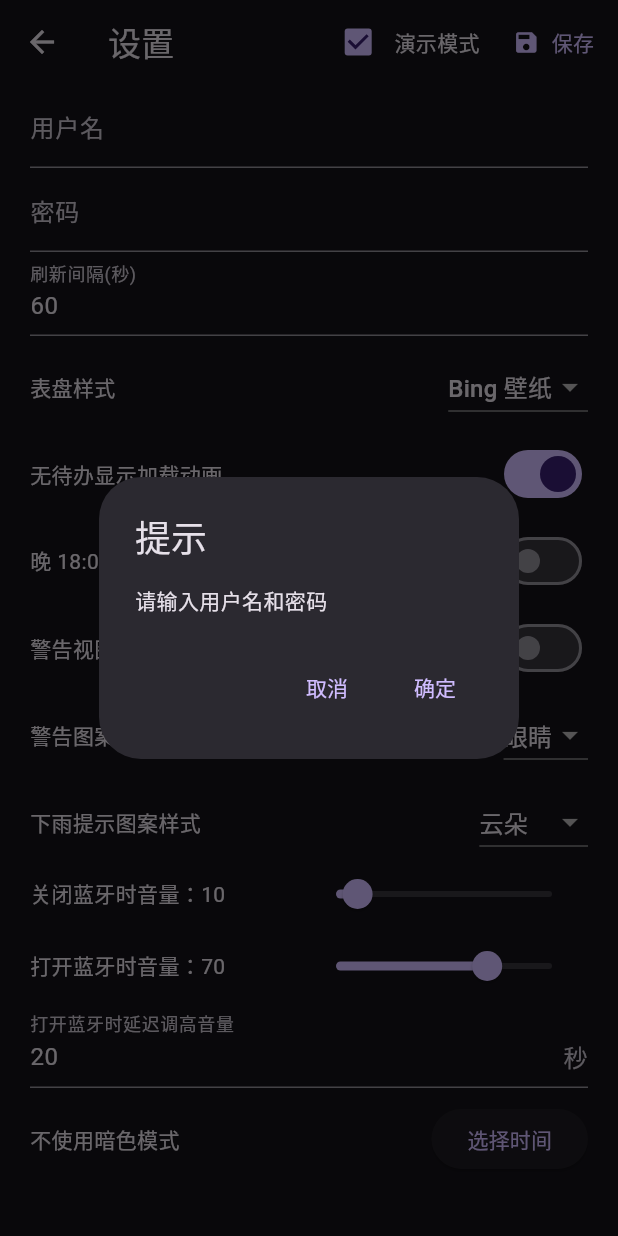
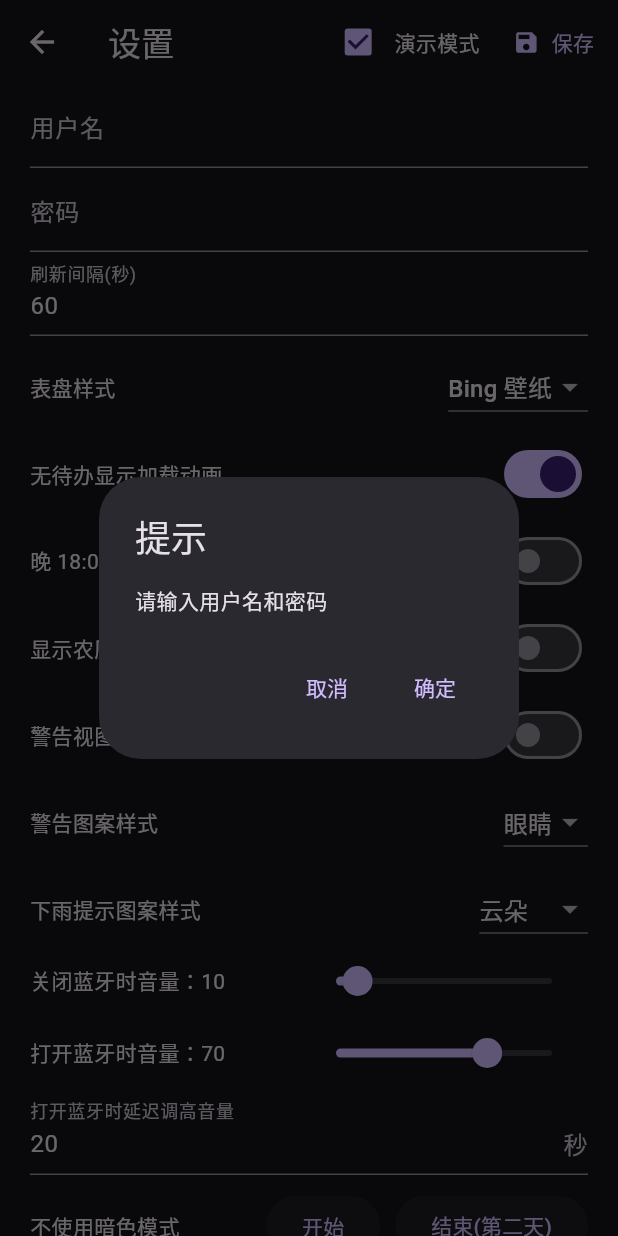
Before and after one commit to corkine/screenMe, a Flutter app: the SettingView screen opened directly, after a tap on "保存", on a phone screen of 412 x 824 dp. Run offline on Flutter 3.47's test engine with Material 3 defaults, Android fonts, the light colour scheme and no system bars; our stand-ins replace cached_network_image, flutter_animate, flutter_blue_plus, freezed_annotation, hooks_riverpod, lottie and 3 more; missing offline and left inert: chinese_lunar_calendar, flutter_volume_controller, window_manager; accounts and stored records are empty; generated files the repository leaves out were written again; network calls fail.

Commit message:
增加农历节气和时辰、允许调节暗色模式透明度

```diff
--- a/lib/clock.dart
+++ b/lib/clock.dart
@@ -1,3 +1,4 @@
+import 'package:chinese_lunar_calendar/chinese_lunar_calendar.dart';
 import 'package:flutter/material.dart';
 import 'package:hooks_riverpod/hooks_riverpod.dart';
 import 'package:intl/intl.dart';
@@ -7,8 +8,10 @@
 
 class ClockWidget extends ConsumerStatefulWidget {
   final AnimationController controller;
+  final Config config;
 
-  const ClockWidget({super.key, required this.controller});
+  const ClockWidget(
+      {super.key, required this.controller, required this.config});
 
   @override
   ConsumerState<ConsumerStatefulWidget> createState() => _ClockWidgetState();
@@ -23,6 +26,7 @@
         style: TextStyle(
             fontFamily: "DoHyen",
             fontSize: size,
+            // ignore: deprecated_member_use
             color: Colors.white.withOpacity(opacity)));
   }
 
@@ -40,12 +44,25 @@
       }
     });
     final todo = [...dash.todo];
+    final lunar = LunarCalendar.from(utcDateTime: DateTime.now().toUtc());
     return Column(
         mainAxisAlignment: MainAxisAlignment.start,
         crossAxisAlignment: CrossAxisAlignment.start,
         children: [
           CustomPaint(
               painter: WorkStatus(workStatus: dash.workStatus), child: time),
+          if (widget.config.showChineseCalendar)
+            Transform.translate(
+              offset: const Offset(0, -24),
+              child: Row(children: [
+                Text(
+                    "${lunar.twoHourPeriod.name}(${lunar.twoHourPeriod.jing?.cnName}${lunar.twoHourPeriod.jing?.unit})${lunar.ke.fullName}${lunar.ke.unitName}",
+                    style: const TextStyle(color: Colors.white, fontSize: 13)),
+                if (lunar.localTime.getSolarTerm() != null)
+                  Text("${lunar.localTime.getSolarTerm()}",
+                      style: const TextStyle(color: Colors.white, fontSize: 13))
+              ]),
+            ),
           Transform.translate(
               offset: const Offset(0, -22),
               child: Text(dash.weatherInfo,
--- a/lib/setting.dart
+++ b/lib/setting.dart
@@ -21,11 +21,14 @@ class _SettingViewState extends ConsumerState<SettingView> {
   var faceType = FaceType.bing;
   var normalVoice = 0.0;
   var speakerVoice = 0.0;
-  var darkModeAfter = TimeOfDay(hour: 0, minute: 0);
+  TimeOfDay? darkModeStart;
+  TimeOfDay? darkModeAfterDay2;
   bool demoMode = false;
   bool showAnimation = false;
   bool showWarning = false;
   bool warningShowGalleryInBg = false;
+  double darkness = 0.8;
+  bool showChineseCalendar = false;
 
   @override
   void dispose() {
@@ -52,7 +55,10 @@ class _SettingViewState extends ConsumerState<SettingView> {
       rainType = c.rainType;
       warningType = c.warningType;
       faceType = c.face;
-      darkModeAfter = c.darkModeAfter;
+      darkModeStart = c.darkModeStart;
+      darkModeAfterDay2 = c.darkModeEndDay2;
+      darkness = c.darkness;
+      showChineseCalendar = c.showChineseCalendar;
       setState(() {});
     });
   }
@@ -140,6 +146,15 @@ class _SettingViewState extends ConsumerState<SettingView> {
                   ]),
                   const SizedBox(height: 10),
                   Row(children: [
+                    const Text("显示农历节气和时辰"),
+                    const Spacer(),
+                    Switch(
+                        value: showChineseCalendar,
+                        onChanged: (v) =>
+                            setState(() => showChineseCalendar = v))
+                  ]),
+                  const SizedBox(height: 10),
+                  Row(children: [
                     const Text("警告视图使用画廊打底"),
                     const Spacer(),
                     Switch(
@@ -213,21 +228,52 @@ class _SettingViewState extends ConsumerState<SettingView> {
                           labelText: "打开蓝牙时延迟调高音量")),
                   const SizedBox(height: 10),
                   Row(children: [
-                    Text(darkModeAfter == TimeOfDay(hour: 0, minute: 0)
-                        ? "不使用暗色模式"
-                        : "在 ${darkModeAfter.hour}:${darkModeAfter.minute.toString().padLeft(2, '0')} 后使用暗色模式"),
-                    const Spacer(),
+                    Expanded(
+                      child: Text((darkModeStart == null ||
+                              darkModeAfterDay2 == null)
+                          ? "不使用暗色模式"
+                          : "在 ${darkModeStart!.hour}:${darkModeStart!.minute.toString().padLeft(2, '0')} 后使用暗色模式，直到第二天" +
+                              " ${darkModeAfterDay2!.hour}:${darkModeAfterDay2!.minute.toString().padLeft(2, '0')}"),
+                    ),
+                    const SizedBox(width: 10),
                     ElevatedButton(
                         onPressed: () async {
                           final time = await showTimePicker(
                               context: context, initialTime: TimeOfDay.now());
                           if (time != null) {
                             setState(() {
-                              darkModeAfter = time;
+                              darkModeStart = time;
                             });
                           }
                         },
-                        child: const Text("选择时间")),
+                        child: const Text("开始")),
+                    const SizedBox(width: 10),
+                    ElevatedButton(
+                        onPressed: () async {
+                          final time = await showTimePicker(
+                              context: context,
+                              initialTime: TimeOfDay(hour: 4, minute: 0));
+                          if (time != null) {
+                            setState(() {
+                              darkModeAfterDay2 = time;
+                            });
+                          }
+                        },
+                        child: const Text("结束(第二天)"))
+                  ]),
+                  Row(mainAxisSize: MainAxisSize.max, children: [
+                    Text("暗色模式暗度：${(darkness * 100).toInt()}"),
+                    const Spacer(),
+                    Slider(
+                        onChanged: (v) {
+                          setState(() {
+                            darkness = v;
+                          });
+                        },
+                        label: "${darkness * 100}",
+                        value: darkness,
+                        min: 0,
+                        max: 1)
                   ]),
                   const SizedBox(height: 20),
                 ]))));
@@ -256,7 +302,10 @@ class _SettingViewState extends ConsumerState<SettingView> {
           rainType: rainType,
           face: faceType,
           delay: delaySeconds,
-          darkModeAfter: darkModeAfter);
+          darkModeStart: darkModeStart,
+          darkModeAfterDay2: darkModeAfterDay2,
+          darkness: darkness,
+          showChineseCalendar: showChineseCalendar);
       await showSimpleMessage(context, content: "设置已更新", useSnackBar: true);
       Navigator.of(context).pop();
     } else {
--- a/pubspec.yaml
+++ b/pubspec.yaml
@@ -29,6 +29,7 @@ dependencies:
   syncfusion_flutter_charts: ^26.1.40
   flutter_blue_plus: ^1.31.10
   flutter_volume_controller: ^1.3.1
+  chinese_lunar_calendar: ^1.0.4
 
 dependency_overrides:
   meta: ">=1.14.0"
```
Also changed, not shown: lib/api/config.dart (+19 -10 lines), lib/dashboard.dart (+7 -3 lines), pubspec.lock, 2 other files.
